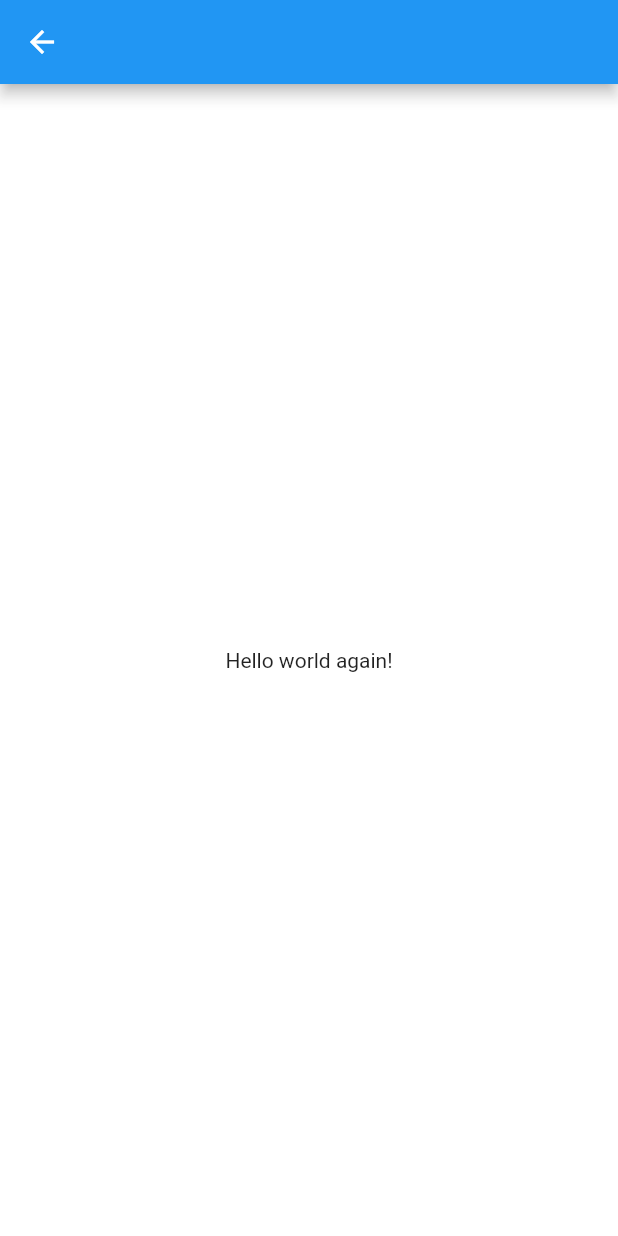
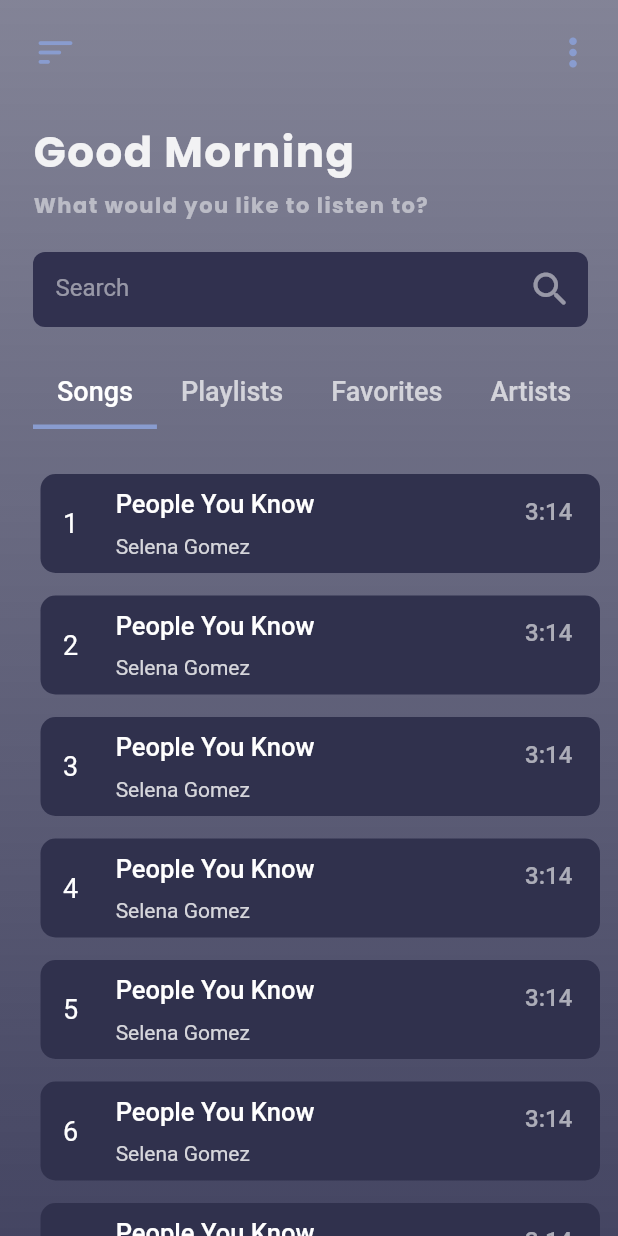
Before and after one commit to victoriaEssien/music-player-ui, a Flutter app: the screen it shows after launch, after a tap on "Get Started", on a phone screen of 412 x 824 dp. Run offline on Flutter 3.47's test engine with Material 2 defaults, Android fonts, the phone set to English and light mode, and no system bars; our stand-ins replace google_fonts; network calls fail.

Commit message:
added more screens

```diff
--- a/lib/main.dart
+++ b/lib/main.dart
@@ -1,4 +1,6 @@
 import 'package:flutter/material.dart';
+import 'package:music_streaming_app_ui/screens/PlayListPage.dart';
+import 'package:music_streaming_app_ui/screens/PlayMusicPage.dart';
 import 'screens/onboarding/onboarding_screen_one.dart';
 
 void main() => runApp(MyApp());
@@ -10,7 +12,12 @@ class MyApp extends StatelessWidget {
   @override
   Widget build(BuildContext context) {
     return MaterialApp(
-      home: Onboarding(),
+      debugShowCheckedModeBanner: false,
+      routes: {
+        "/" : (context) => Onboarding(),
+        "playlistPage" : (context) => PlayListPage(),
+        "songPage" : (context) => PlayMusicPage(),
+      }
     );
   }
 }
--- a/lib/screens/Home.dart
+++ b/lib/screens/Home.dart
@@ -1,17 +1,156 @@
 import 'package:flutter/material.dart';
+import 'package:google_fonts/google_fonts.dart';
+
+import '../widgets/Playlist.dart';
+import '../widgets/SongList.dart';
 
 class Home extends StatelessWidget {
   const Home({Key? key}) : super(key: key);
 
   @override
   Widget build(BuildContext context) {
-    return Scaffold(
-      backgroundColor: Colors.white10,
-      appBar: AppBar(
-
-      ),
-      body: Center(
-        child: Text("Hello world again!"),
+    return DefaultTabController(
+      length: 6,
+      child: Container(
+        decoration: BoxDecoration(
+          gradient: LinearGradient(
+            begin: Alignment.topCenter,
+            end: Alignment.bottomCenter,
+            colors: [
+              Color(0xFF303151).withOpacity(0.6),
+              Color(0xFF303151).withOpacity(0.9),
+            ]
+          ),
+        ),
+        child: Scaffold(
+          backgroundColor: Colors.transparent,
+          body: SafeArea(
+            child: Padding(
+              padding: EdgeInsets.only(top: 20, left: 22),
+              child: Column(
+                crossAxisAlignment: CrossAxisAlignment.start,
+                children: [
+                  Padding(padding:  EdgeInsets.only(right: 15),
+                    child: Row(
+                      mainAxisAlignment: MainAxisAlignment.spaceBetween,
+                      children: [
+                        InkWell(
+                          onTap: () {},
+                          child: Icon(
+                            Icons.sort_rounded,
+                            color: Color(0xFF899CCF),
+                            size: 30,
+                          ),
+                        ),
+                        InkWell(
+                          onTap: () {},
+                          child: Icon(
+                            Icons.more_vert_rounded,
+                            color: Color(0xFF899CCF),
+                            size: 30,
+                          ),
+                        ),
+                      ],
+                    ),
+                  ),
+                  SizedBox(height: 30.0),
+                  Padding(
+                    padding: EdgeInsets.only(bottom: 5),
+                    child: Text(
+                        "Good Morning",
+                      style: GoogleFonts.poppins(
+                        color: Colors.white.withOpacity(0.9),
+                        fontSize: 28,
+                        fontWeight: FontWeight.bold,
+                        letterSpacing: 1,
+                      ),
+                    ),
+                  ),
+                  Padding(
+                    padding: EdgeInsets.only(bottom: 5),
+                    child: Text(
+                      "What would you like to listen to?",
+                      style: GoogleFonts.poppins(
+                        color: Colors.white.withOpacity(0.5),
+                        fontSize: 14,
+                        fontWeight: FontWeight.bold,
+                        letterSpacing: 1,
+                      ),
+                    ),
+                  ),
+                  Padding(
+                      padding: EdgeInsets.only(top: 15, right: 20, bottom: 20),
+                    child: Container(
+                      height: 50,
+                      width: 380,
+                      decoration: BoxDecoration(
+                        color: Color(0xFF31314F),
+                        borderRadius: BorderRadius.circular(8),
+                      ),
+                      child: Row(
+                        mainAxisAlignment: MainAxisAlignment.spaceBetween,
+                        children: [
+                          Container(
+                            margin: EdgeInsets.symmetric(horizontal: 15),
+                            height: 50,
+                            width: 200,
+                            child: TextFormField(
+                              decoration: InputDecoration(
+                                hintText: "Search",
+                                hintStyle: TextStyle(
+                                  color: Colors.white.withOpacity(0.5),
+                                ),
+                                border: InputBorder.none
+                              ),
+                            ),
+                          ),
+                          Padding(
+                            padding: EdgeInsets.symmetric(horizontal: 10),
+                            child: Icon(
+                              Icons.search_rounded,
+                              size: 30,
+                              color: Colors.white.withOpacity(0.5),
+                            ),
+                          ),
+                        ],
+                      ),
+                    ),
+                  ),
+                  TabBar(
+                    isScrollable: true,
+                    labelStyle: TextStyle(fontSize: 18),
+                    indicator: BoxDecoration(
+                      border: Border(bottom: BorderSide(
+                        width: 3,
+                        color: Color(0xFF899CCF),
+                      )),
+                    ),
+                    tabs: [
+                      Tab(text: "Songs",),
+                      Tab(text: "Playlists",),
+                      Tab(text: "Favorites",),
+                      Tab(text: "Artists",),
+                      Tab(text: "Albums",),
+                      Tab(text: "Genres",),
+                    ],
+                  ),
+                  Flexible(
+                    flex: 1,
+                    child: TabBarView(
+                    children: [
+                      const SongList(),
+                      const PlayList(),
+                      const SongList(),
+                      const SongList(),
+                      const SongList(),
+                      const SongList(),
+                    ],
+                  ),),
+                ],
+              ),
+            ),
+          ),
+        ),
       ),
     );
   }
--- /dev/null
+++ b/lib/widgets/SongList.dart
@@ -0,0 +1,98 @@
+import 'package:flutter/material.dart';
+
+class SongList extends StatelessWidget {
+  const SongList({Key? key}) : super(key: key);
+
+  @override
+  Widget build(BuildContext context) {
+    return SingleChildScrollView(
+      child: Column(
+        children: [
+          SizedBox(height: 15),
+          for (int i = 1; i < 20; i++)
+          Container(
+            margin: EdgeInsets.only(top: 15, right: 12, left: 5),
+            padding: EdgeInsets.symmetric(vertical: 10, horizontal: 15),
+            decoration: BoxDecoration(
+              color: Color(0xFF30314D),
+              borderRadius: BorderRadius.circular(10),
+            ),
+            child: Row(
+              children: [
+                Text(
+                  i.toString(),
+                  style: TextStyle(
+                    color: Colors.white,
+                    fontSize: 18,
+                    fontWeight: FontWeight.w400,
+                  ),
+                ),
+                SizedBox(width: 25),
+                InkWell(
+                  onTap: () {
+                    Navigator.pushNamed(context, "songPage");
+                  },
+                  child: Column(
+                    crossAxisAlignment: CrossAxisAlignment.start,
+                    children: [
+                      Text("People You Know",
+                        style: TextStyle(
+                          color: Colors.white,
+                          fontSize: 17,
+                          fontWeight: FontWeight.w500,
+                        ),
+                      ),
+                      SizedBox(height: 10),
+                      Row(
+                        children: [
+                          Text(
+                            "Selena Gomez",
+                            style: TextStyle(
+                              color: Colors.white.withOpacity(0.8),
+                              fontSize: 14,
+                            ),
+                          ),
+                          SizedBox(width: 5),
+                          // Text(
+                          //   "-",
+                          //   style: TextStyle(
+                          //     color: Colors.white.withOpacity(0.6),
+                          //     fontSize: 25,
+                          //   ),
+                          // ),
+                          SizedBox(width: 5),
+                          // Text("3:14",
+                          //   style: TextStyle(
+                          //     color: Colors.white.withOpacity(0.6),
+                          //     fontWeight: FontWeight.w500,
+                          //   ),
+                          // ),
+                        ],
+                      )
+                    ],
+                  ),
+                ),
+                Spacer(),
+                Container(
+                  height: 35,
+                  width: 35,
+                  // decoration: BoxDecoration(
+                  //   color: Colors.white,
+                  //   borderRadius: BorderRadius.circular(30),
+                  // ),
+                  child: Text("3:14",
+                    style: TextStyle(
+                      color: Colors.white.withOpacity(0.6),
+                      fontWeight: FontWeight.w500,
+                      fontSize: 16,
+                    ),
+                  ),
+                ),
+              ],
+            ),
+          ),
+        ],
+      ),
+    );
+  }
+}
```
Also changed, not shown: lib/screens/PlayListPage.dart (added, +235 -0 lines), lib/screens/PlayMusicPage.dart (added, +14 -0 lines), lib/widgets/Playlist.dart (added, +65 -0 lines).
